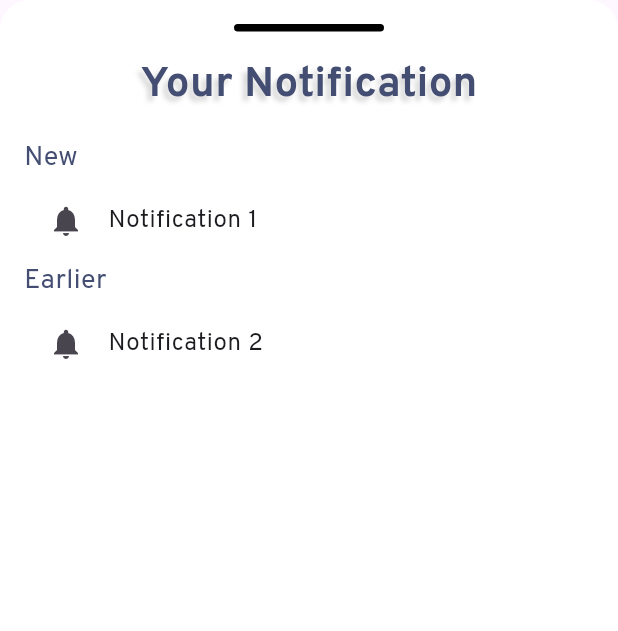
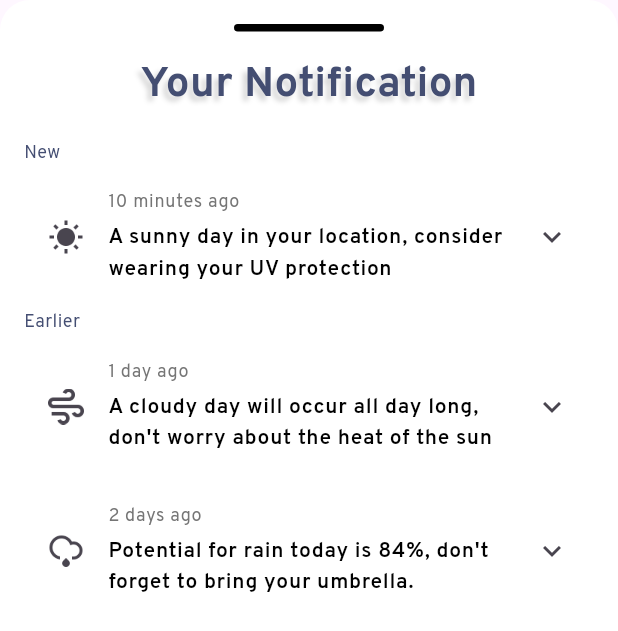
Before and after one commit to Niko-Cloud/Weather-DRI, a Flutter app: the NotificationModal widget shown alone on an empty page, opened directly, on a phone screen of 412 x 824 dp. Shown: the top 631 px of the screen. Run offline on Flutter 3.47's test engine with Material 3 defaults, Android fonts, the phone set to English and light mode, and no system bars.

Commit message:
add notification

```diff
--- a/lib/presentation/pages/home/notification.dart
+++ b/lib/presentation/pages/home/notification.dart
@@ -1,4 +1,5 @@
 import 'package:flutter/material.dart';
+import 'package:niko_driweather/presentation/pages/home/notification_tile.dart';
 import 'package:niko_driweather/utils/color_palette.dart';
 
 class NotificationModal extends StatelessWidget {
@@ -44,29 +45,42 @@ class NotificationModal extends StatelessWidget {
                 Text(
                   'New',
                   style: TextStyle(
-                    fontSize: 18,
+                    fontSize: 12,
                     color: ColorPalette.textDark,
                   ),
                 ),
-                ListTile(
-                  leading: Icon(Icons.notifications),
-                  title: Text('Notification 1'),
+                NotificationListTile(
+                  textNotification: "A sunny day in your location, consider wearing your UV protection",
+                  textTime: '10 minutes ago',
+                  icon: ImageIcon(AssetImage(
+                      'assets/img/sun.png'
+                  )),
                 ),
                 Text(
                   'Earlier',
                   style: TextStyle(
-                    fontSize: 18,
+                    fontSize: 12,
                     color: ColorPalette.textDark,
                   ),
                 ),
-                ListTile(
-                  leading: Icon(Icons.notifications),
-                  title: Text('Notification 2'),
+                NotificationListTile(
+                  textNotification: "A cloudy day will occur all day long, don't worry about the heat of the sun",
+                  textTime: '1 day ago',
+                  icon: ImageIcon(AssetImage(
+                      'assets/img/wind.png'
+                  )),
                 ),
-                // Add more notifications here
+                NotificationListTile(
+                  textNotification: "Potential for rain today is 84%, don't forget to bring your umbrella.",
+                  textTime: '2 days ago',
+                  icon: ImageIcon(AssetImage(
+                      'assets/img/raini.png'
+                  )),
+                ),
               ],
             ),
           ),
+
           SizedBox(height: 16),
         ],
       ),
--- /dev/null
+++ b/lib/presentation/pages/home/notification_tile.dart
@@ -0,0 +1,40 @@
+import 'package:flutter/material.dart';
+
+class NotificationListTile extends StatelessWidget {
+  final String textTime;
+  final String textNotification;
+  final ImageIcon icon;
+
+  const NotificationListTile(
+      {super.key, required this.textTime, required this.textNotification, required this.icon});
+
+  @override
+  Widget build(BuildContext context) {
+    return ListTile(
+      contentPadding: EdgeInsets.symmetric(vertical: 8.0, horizontal: 16.0),
+      leading: icon,
+      title: Column(
+        crossAxisAlignment: CrossAxisAlignment.start,
+        children: [
+          Text(
+            textTime,
+            style: TextStyle(
+              fontSize: 12,
+              color: Colors.grey[600],
+            ),
+          ),
+          SizedBox(height: 4),
+          Text(
+            textNotification,
+            style: TextStyle(
+              fontSize: 14,
+              color: Colors.black,
+              fontWeight: FontWeight.w600,
+            ),
+          ),
+        ],
+      ),
+      trailing: Icon(Icons.keyboard_arrow_down),
+    );
+  }
+}
```
Also changed, not shown: assets/img/cloud_onboard.png (added), assets/img/raini.png (added), assets/img/sun_onboard.png (added), 1 other file.
